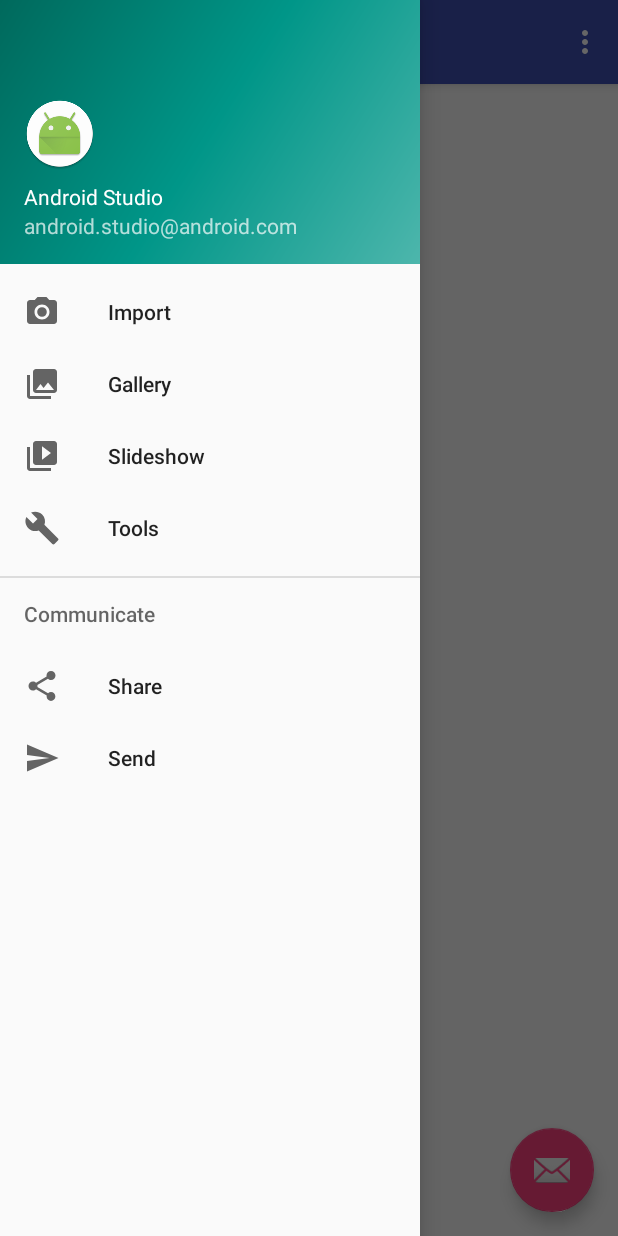
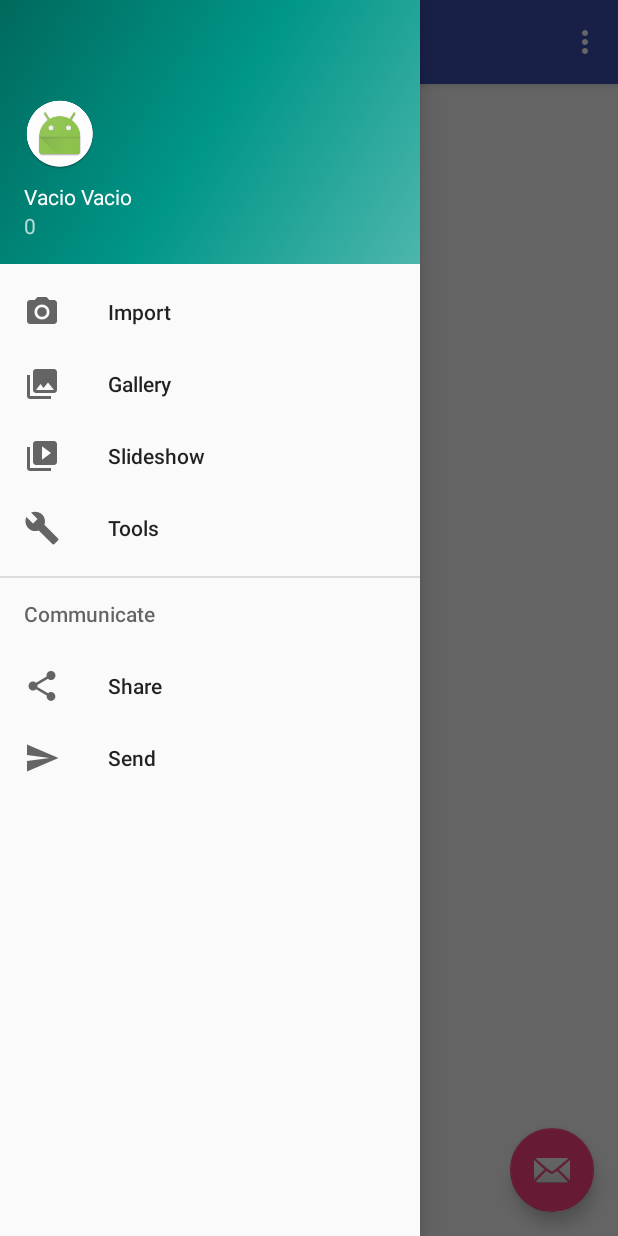
Before and after one commit to marguirrem/AduioMP3, an Android app: the HomeActivity screen opened directly, with no data from a screen before it, with the side drawer open, on a phone screen of 412 x 824 dp. Run offline under Robolectric (Android 15) with nearby library versions, the phone set to English and light mode, and no system bars.

Commit message:
shared preferences and show info user

```diff
--- a/app/src/main/java/com/audiomp3/audiomp3/activities/HomeActivity.java
+++ b/app/src/main/java/com/audiomp3/audiomp3/activities/HomeActivity.java
@@ -1,5 +1,7 @@
 package com.audiomp3.audiomp3.activities;
 
+import android.content.Context;
+import android.content.SharedPreferences;
 import android.os.Bundle;
 import android.support.design.widget.FloatingActionButton;
 import android.support.design.widget.Snackbar;
@@ -12,6 +14,7 @@ import android.support.v7.app.AppCompatActivity;
 import android.support.v7.widget.Toolbar;
 import android.view.Menu;
 import android.view.MenuItem;
+import android.widget.TextView;
 
 import com.audiomp3.audiomp3.R;
 
@@ -24,6 +27,13 @@ public class HomeActivity extends AppCompatActivity
         setContentView(R.layout.activity_home);
         Toolbar toolbar = (Toolbar) findViewById(R.id.toolbar);
         setSupportActionBar(toolbar);
+
+        SharedPreferences sharedPref =getSharedPreferences("user", Context.MODE_PRIVATE);
+        String id = sharedPref.getString("user_id","0");
+        String first_name = sharedPref.getString("first_name","Vacio");
+        String last_name = sharedPref.getString("last_name","Vacio");
+        String username = sharedPref.getString("username","Anonimo");
+        String email = sharedPref.getString("email","0");
 
         FloatingActionButton fab = (FloatingActionButton) findViewById(R.id.fab);
         fab.setOnClickListener(new View.OnClickListener() {
@@ -41,6 +51,13 @@ public class HomeActivity extends AppCompatActivity
         toggle.syncState();
 
         NavigationView navigationView = (NavigationView) findViewById(R.id.nav_view);
+
+        View header = ((NavigationView)findViewById(R.id.nav_view)).getHeaderView(0);
+        //modifying the text of the header's textviews
+        //if shared preferences not exits
+
+        ((TextView) header.findViewById(R.id.tvUserName)).setText(first_name + " " + last_name);
+        ((TextView) header.findViewById(R.id.tvUserEmail)).setText(email);
         navigationView.setNavigationItemSelectedListener(this);
     }
 
--- a/app/src/main/res/layout/nav_header_home.xml
+++ b/app/src/main/res/layout/nav_header_home.xml
@@ -21,6 +21,7 @@
         app:srcCompat="@mipmap/ic_launcher_round" />
 
     <TextView
+        android:id="@+id/tvUserName"
         android:layout_width="match_parent"
         android:layout_height="wrap_content"
         android:paddingTop="@dimen/nav_header_vertical_spacing"
@@ -28,7 +29,8 @@
         android:textAppearance="@style/TextAppearance.AppCompat.Body1" />
 
     <TextView
-        android:id="@+id/textView"
+
+        android:id="@+id/tvUserEmail"
         android:layout_width="wrap_content"
         android:layout_height="wrap_content"
         android:text="@string/nav_header_subtitle" />
```
Also changed, not shown: app/src/main/java/com/audiomp3/audiomp3/activities/LoginActivity.java (+30 -5 lines), app/src/main/java/com/audiomp3/audiomp3/services/ResponseLogin.java (+8 -8 lines), 160 other files.
